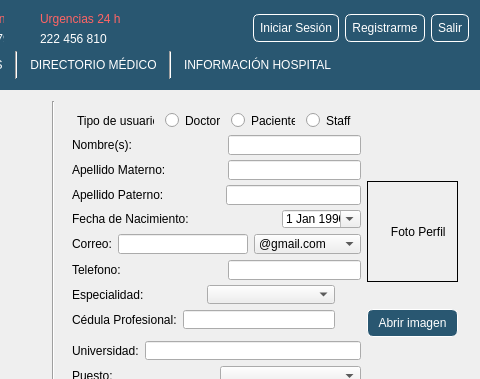
Qt form mainwindow.ui (Laloses/Hospital) before a commit; both pictures show x 374 to 854 and y 0 to 379 of the 854 by 483 pixel window.
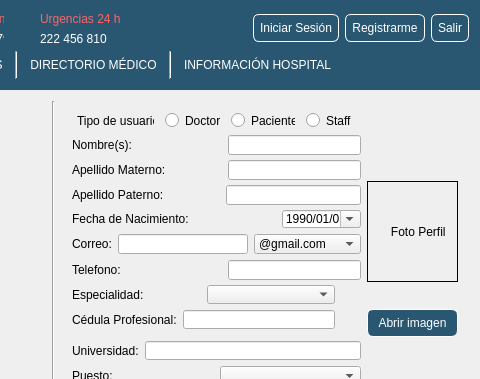
The same form after that commit. Icons and pictures are not drawn.

Commit message: correcion de fecha y chequeo de registro correcto del doctor

```diff
--- a/mainwindow.ui
+++ b/mainwindow.ui
@@ -7,7 +7,7 @@
     <x>0</x>
     <y>0</y>
     <width>854</width>
-    <height>479</height>
+    <height>483</height>
    </rect>
   </property>
   <property name="windowTitle">
@@ -1314,6 +1314,9 @@
                   <day>31</day>
                  </date>
                 </property>
+                <property name="displayFormat">
+                 <string>yyyy/MM/dd</string>
+                </property>
                 <property name="calendarPopup">
                  <bool>true</bool>
                 </property>
```
The commit also changes 1 other file.
